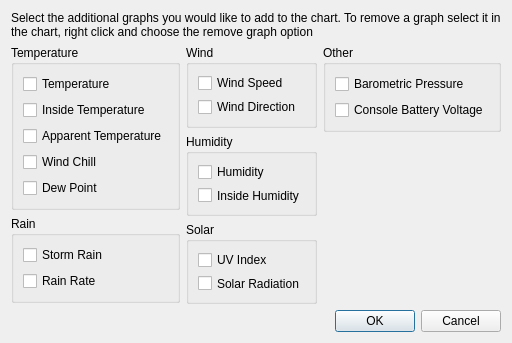
This is desktop/charts/addlivegraphdialog.ui in davidrg/zxweather as Qt 5 draws it before an edit. The edited form follows.
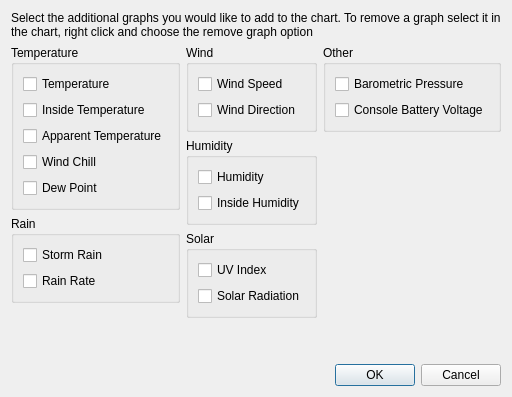
This is the edited form.

Commit message: Misc fixes for WH1080 stations - immediate live data for the database data source, layout fixes for add live graph and live chart options dialogs, fix barometer on live data widget

```diff
--- a/desktop/charts/addlivegraphdialog.ui
+++ b/desktop/charts/addlivegraphdialog.ui
@@ -15,7 +15,7 @@
   </property>
   <layout class="QGridLayout" name="gridLayout">
    <property name="sizeConstraint">
-    <enum>QLayout::SetMinimumSize</enum>
+    <enum>QLayout::SetFixedSize</enum>
    </property>
    <item row="6" column="1" colspan="3">
     <widget class="QDialogButtonBox" name="buttonBox">
```
The commit also changes 3 other files.
